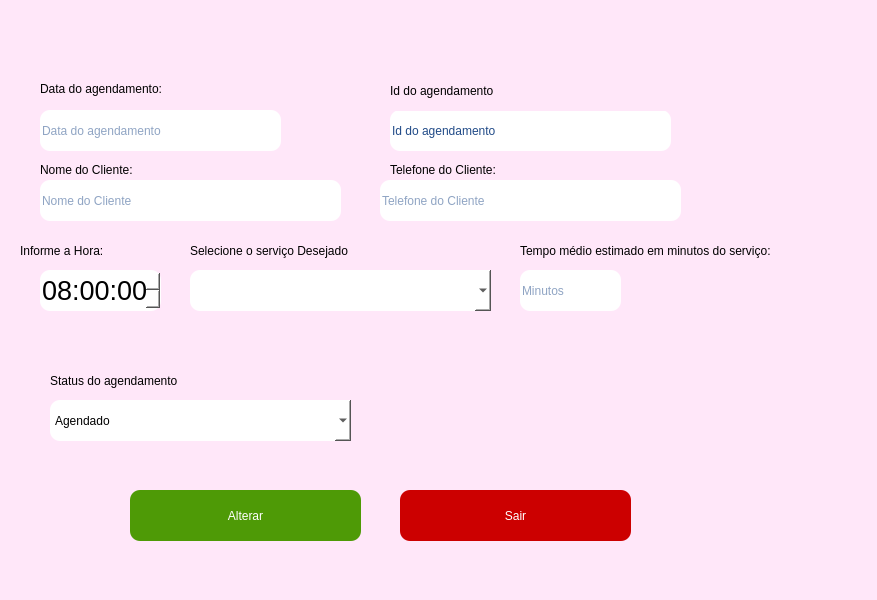
First picture: the form in telas_duda/manut_agendamento.ui, repository JVwolfart/PROJETO-SALAO-JOVEM-PROGRAMADOR, before the edit.
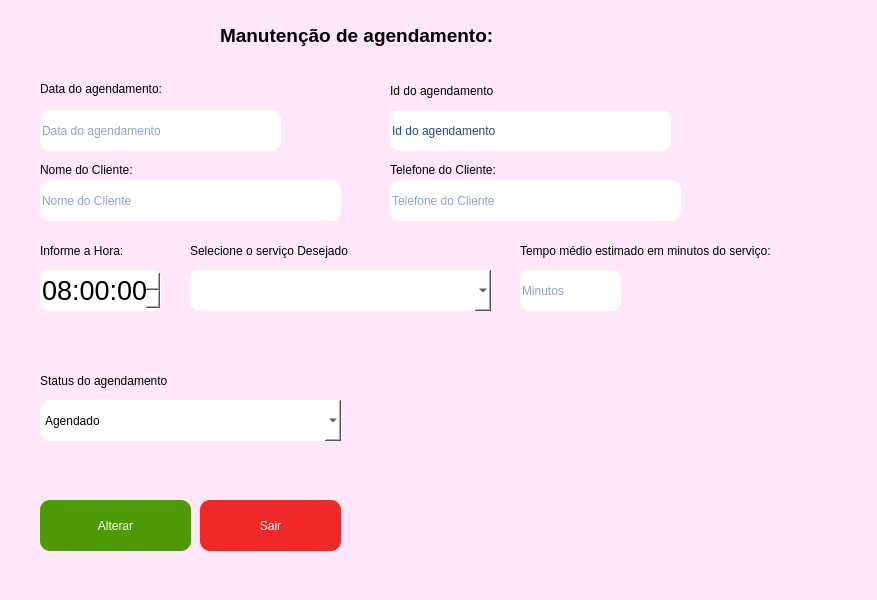
Second picture: the form after the edit. Icons and pictures are not drawn.

Patch:
```diff
--- a/telas_duda/manut_agendamento.ui
+++ b/telas_duda/manut_agendamento.ui
@@ -16,6 +16,18 @@
     <height>600</height>
    </rect>
   </property>
+  <property name="minimumSize">
+   <size>
+    <width>877</width>
+    <height>600</height>
+   </size>
+  </property>
+  <property name="maximumSize">
+   <size>
+    <width>887</width>
+    <height>610</height>
+   </size>
+  </property>
   <property name="font">
    <font>
     <pointsize>14</pointsize>
@@ -72,9 +84,9 @@
    <widget class="QPushButton" name="BtnAlterar">
     <property name="geometry">
      <rect>
-      <x>130</x>
-      <y>490</y>
-      <width>231</width>
+      <x>40</x>
+      <y>500</y>
+      <width>151</width>
       <height>51</height>
      </rect>
     </property>
@@ -82,9 +94,16 @@
      <cursorShape>PointingHandCursor</cursorShape>
     </property>
     <property name="styleSheet">
-     <string notr="true">color: rgb(255, 255, 255);
-border-radius: 10px;
-background-color: rgb(78, 154, 6);</string>
+     <string notr="true">QPushButton {     
+	background-color:rgb(78, 154, 6);
+	color: rgb(255, 255, 255);
+	border-radius: 10px;
+	
+}
+QPushButton:hover {   
+	background-color:rgb(85, 165, 10);
+}
+</string>
     </property>
     <property name="text">
      <string>Alterar</string>
@@ -93,9 +112,9 @@
    <widget class="QLabel" name="label_8">
     <property name="geometry">
      <rect>
-      <x>20</x>
+      <x>40</x>
       <y>240</y>
-      <width>141</width>
+      <width>121</width>
       <height>22</height>
      </rect>
     </property>
@@ -265,9 +284,9 @@
    <widget class="QPushButton" name="BtnSair">
     <property name="geometry">
      <rect>
-      <x>400</x>
-      <y>490</y>
-      <width>231</width>
+      <x>200</x>
+      <y>500</y>
+      <width>141</width>
       <height>51</height>
      </rect>
     </property>
@@ -275,9 +294,16 @@
      <cursorShape>PointingHandCursor</cursorShape>
     </property>
     <property name="styleSheet">
-     <string notr="true">color: rgb(255, 255, 255);
-border-radius: 10px;
-background-color: rgb(204, 0, 0);</string>
+     <string notr="true">QPushButton {     
+	color: rgb(255, 255, 255);
+	background-color: rgb(239, 41, 41);
+	border-radius: 10px;
+	
+}
+QPushButton:hover {   
+	background-color: rgb(249, 51, 51);
+}
+</string>
     </property>
     <property name="text">
      <string>Sair</string>
@@ -334,9 +360,9 @@
     </property>
     <property name="geometry">
      <rect>
-      <x>380</x>
+      <x>390</x>
       <y>180</y>
-      <width>301</width>
+      <width>291</width>
       <height>41</height>
      </rect>
     </property>
@@ -360,7 +386,7 @@
    <widget class="QLabel" name="label_7">
     <property name="geometry">
      <rect>
-      <x>50</x>
+      <x>40</x>
       <y>370</y>
       <width>271</width>
       <height>22</height>
@@ -373,7 +399,7 @@
    <widget class="QComboBox" name="comboStatus">
     <property name="geometry">
      <rect>
-      <x>50</x>
+      <x>40</x>
       <y>400</y>
       <width>301</width>
       <height>41</height>
@@ -456,10 +482,10 @@
    <widget class="QLabel" name="label_4">
     <property name="geometry">
      <rect>
-      <x>470</x>
-      <y>350</y>
-      <width>321</width>
-      <height>131</height>
+      <x>360</x>
+      <y>330</y>
+      <width>491</width>
+      <height>221</height>
      </rect>
     </property>
     <property name="text">
@@ -472,6 +498,29 @@
      <bool>true</bool>
     </property>
    </widget>
+   <widget class="QLabel" name="label_5">
+    <property name="geometry">
+     <rect>
+      <x>220</x>
+      <y>10</y>
+      <width>381</width>
+      <height>51</height>
+     </rect>
+    </property>
+    <property name="font">
+     <font>
+      <pointsize>14</pointsize>
+      <weight>75</weight>
+      <bold>true</bold>
+     </font>
+    </property>
+    <property name="styleSheet">
+     <string notr="true">color: rgb(0, 0, 0);</string>
+    </property>
+    <property name="text">
+     <string>Manutenção de agendamento:</string>
+    </property>
+   </widget>
   </widget>
  </widget>
  <resources/>
```
